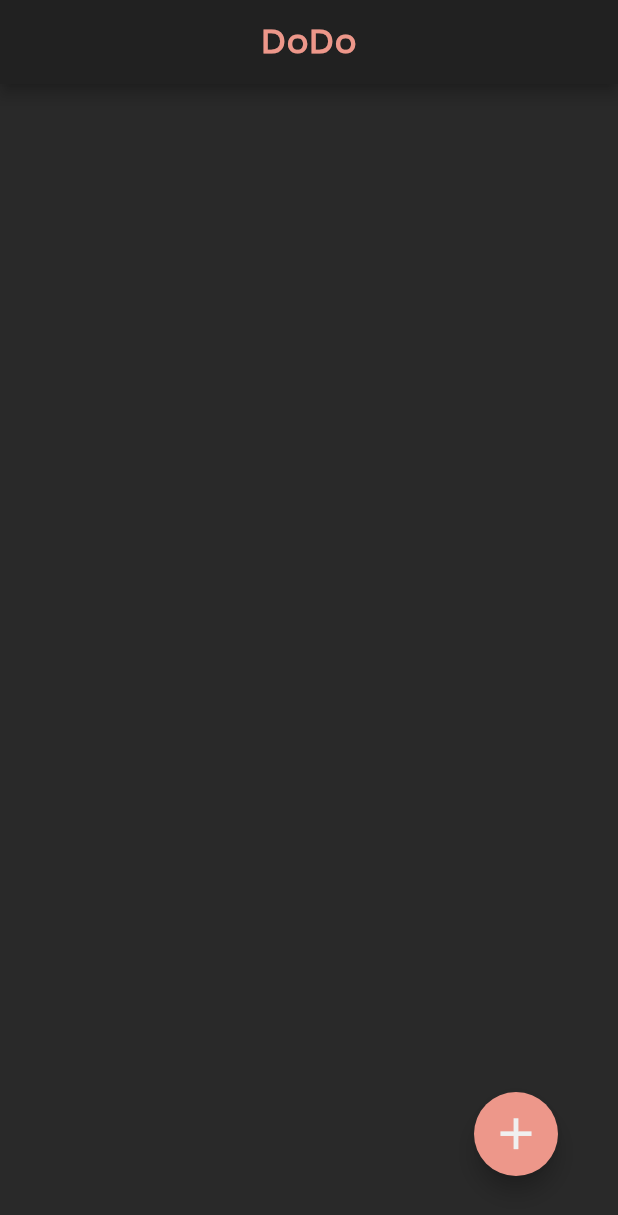
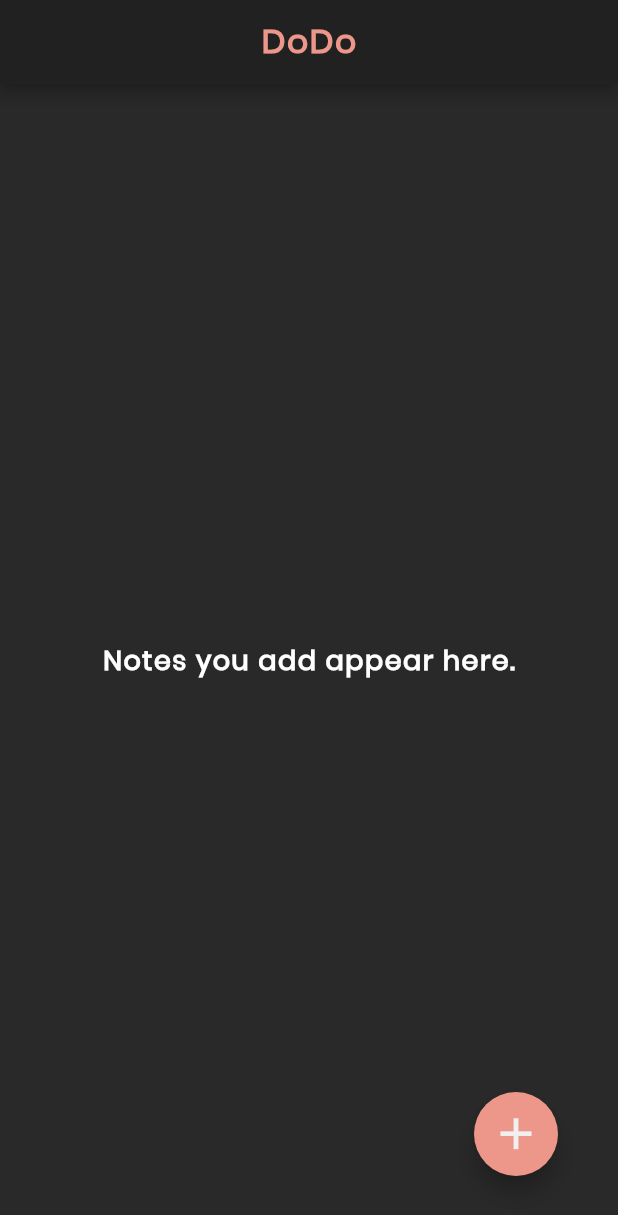
Before and after one commit to niftytyro/flutter-dodo-app, a Flutter app: the screen it shows after launch, on a phone screen of 412 x 824 dp. Shown: the top 1215 px of the screen. Run offline on Flutter 3.47's test engine with Material 2 defaults, Android fonts, the phone set to English and light mode, and no system bars.

Commit message:
Add nothing here message.

```diff
--- a/lib/constants.dart
+++ b/lib/constants.dart
@@ -12,9 +12,15 @@ const Color kAccentForegroundColor = Color(0xFFF0F0F0);
 const TextStyle kListTitleStyle = TextStyle(
     fontSize: 22.0,
     fontFamily: 'Poppins',
+    fontWeight: FontWeight.w800,
+    letterSpacing: 1,
+    color: kAccentColor);
+const TextStyle kNothingHereStyle = TextStyle(
+    fontSize: 18.0,
+    fontFamily: 'Poppins',
     fontWeight: FontWeight.w700,
     letterSpacing: 1,
-    color: kAccentColor);
+    color: Color(0xFFFFFFFF));
 const TextStyle kNotesContentStyle =
     TextStyle(fontSize: 18.5, fontFamily: 'Source Sans Pro', wordSpacing: 1.5);
 const TextStyle kTileTitleStyle =
--- a/lib/screens/home.dart
+++ b/lib/screens/home.dart
@@ -112,6 +112,31 @@ class _HomeViewState extends State<HomeView> {
     }
   }
 
+  Widget buildBody() {
+    if (widget.items.length > 0) {
+      return GridView.builder(
+        gridDelegate: SliverGridDelegateWithFixedCrossAxisCount(
+          crossAxisCount: 2,
+          crossAxisSpacing: 10.0,
+          mainAxisSpacing: 10.0,
+          childAspectRatio: 1,
+        ),
+        padding: EdgeInsets.all(15.0),
+        itemBuilder: buildTile,
+        itemCount: widget.items.length,
+      );
+    } else {
+      return Center(
+        child: Container(
+          child: Text(
+            'Notes you add appear here.',
+            style: kNothingHereStyle,
+          ),
+        ),
+      );
+    }
+  }
+
   @override
   void initState() {
     super.initState();
@@ -130,17 +155,18 @@ class _HomeViewState extends State<HomeView> {
         centerTitle: true,
       ),
       body: Stack(children: <Widget>[
-        GridView.builder(
-          gridDelegate: SliverGridDelegateWithFixedCrossAxisCount(
-            crossAxisCount: 2,
-            crossAxisSpacing: 10.0,
-            mainAxisSpacing: 10.0,
-            childAspectRatio: 1,
-          ),
-          padding: EdgeInsets.all(15.0),
-          itemBuilder: buildTile,
-          itemCount: widget.items.length,
-        ),
+        // GridView.builder(
+        //   gridDelegate: SliverGridDelegateWithFixedCrossAxisCount(
+        //     crossAxisCount: 2,
+        //     crossAxisSpacing: 10.0,
+        //     mainAxisSpacing: 10.0,
+        //     childAspectRatio: 1,
+        //   ),
+        //   padding: EdgeInsets.all(15.0),
+        //   itemBuilder: buildTile,
+        //   itemCount: widget.items.length,
+        // ),
+        buildBody(),
         Positioned(
             bottom: 40.0,
             right: 40.0,
```
